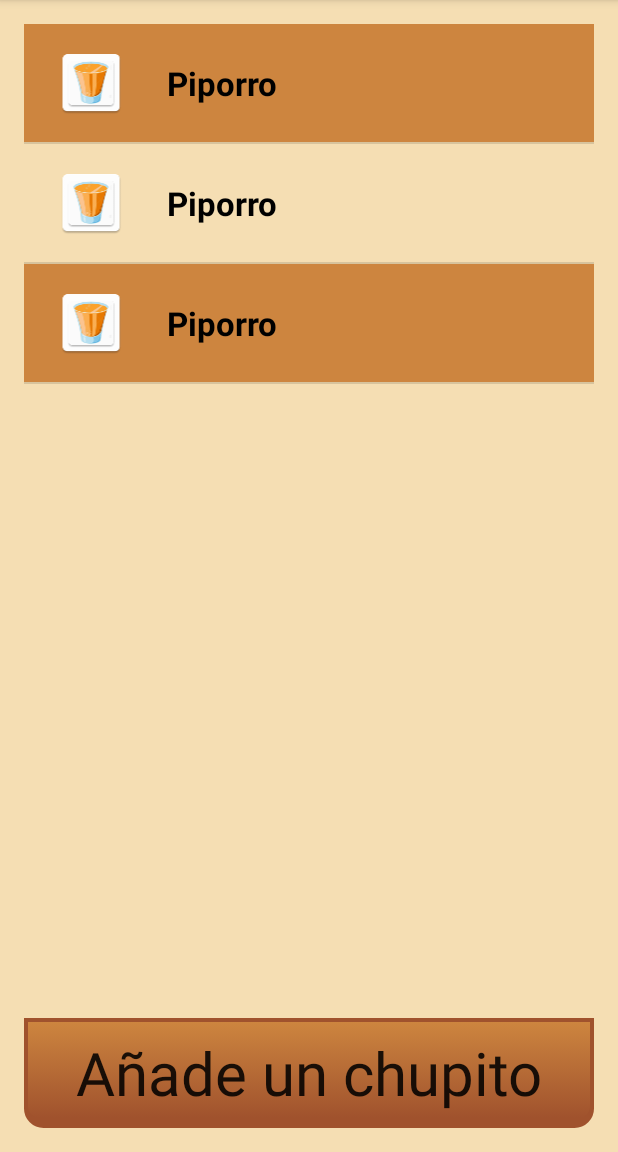
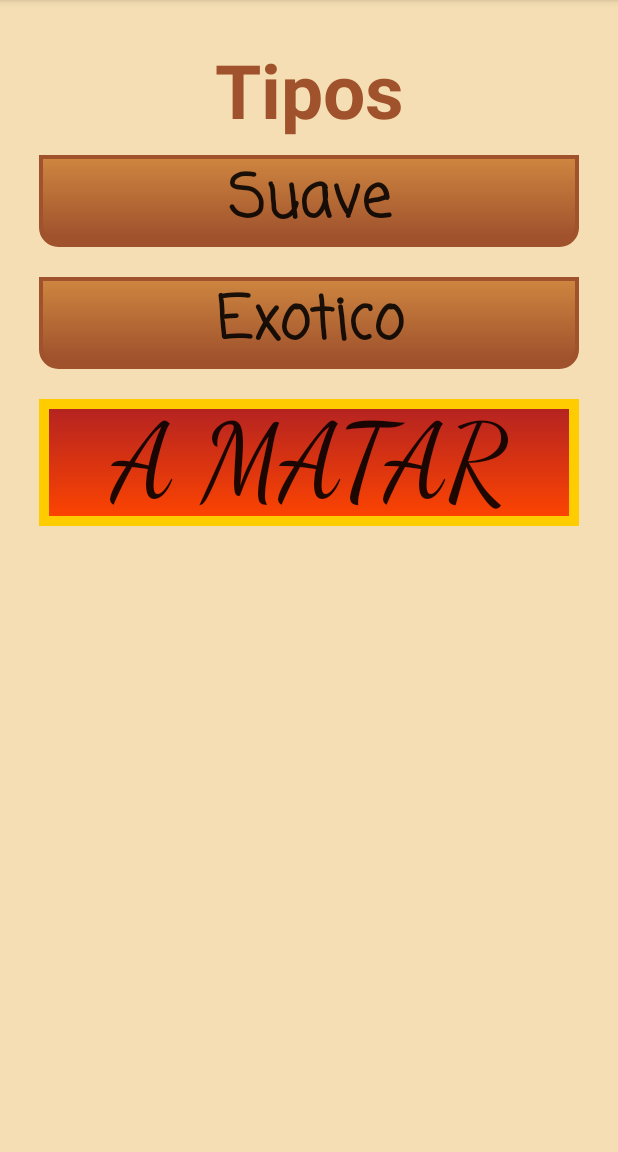
Before and after one commit to clichade/Chupitos, an Android app: the screen it shows after launch (Chupito_list_Activity before the commit, Inicio_Activity after it), on a phone screen of 412 x 824 dp, the part 84-1236 px from its top. Run offline under Robolectric (Android 15) with nearby library versions, the phone set to English and light mode, and no system bars.

Commit message:
Falta comentar y colgar

```diff
--- a/app/src/main/AndroidManifest.xml
+++ b/app/src/main/AndroidManifest.xml
@@ -8,12 +8,14 @@
         android:label="@string/app_name"
         android:supportsRtl="true"
         android:theme="@style/AppTheme">
-        <activity android:name=".Chupito_list_Activity">
+        <activity android:name=".Inicio_Activity">
             <intent-filter>
                 <action android:name="android.intent.action.MAIN" />
                 <category android:name="android.intent.category.LAUNCHER" />
             </intent-filter>
         </activity>
+        <activity android:name=".Chupito_Activity" android:label="Info"></activity>
+        <activity android:name=".Chupito_list_Activity"></activity>
     </application>
 
 </manifest>
--- a/app/src/main/java/com/example/trjano/chupitos/Chupito_list_Activity.java
+++ b/app/src/main/java/com/example/trjano/chupitos/Chupito_list_Activity.java
@@ -31,9 +31,14 @@ public class Chupito_list_Activity extends AppCompatActivity  {
         System.out.println("Llega hasta aqui");
 
         listChupitos = new ArrayList<>();
-        listChupitos.add(new Chupito("Piporro", Tipo.EXOTICO, "Chupito Normal, que no es ninguna locura", "Piperro", "Manifiesto comunista"));
-        listChupitos.add(new Chupito("Piporro", Tipo.EXOTICO, "Chupito Normal, que no es ninguna locura", "Piperro", "Manifiesto comunista"));
-        listChupitos.add(new Chupito("Piporro", Tipo.EXOTICO, "Chupito Normal, que no es ninguna locura", "Piperro", "Manifiesto comunista"));
+
+        listChupitos.add(new Chupito("Jagger", Tipo.EXOTICO,
+                "Chupito Normal, que no es ninguna locura", "Jagger", "Lima"));
+        listChupitos.add(new Chupito("BlueTropic", Tipo.EXOTICO,
+                "Este almenos sabe rico", "Trópico", "Azul"));
+        listChupitos.add(new Chupito("Absenta", Tipo.EXOTICO,
+                "Es absenta, este te lo conoces", "absenta", "SATÁN","REDES"));
+
         adapter = new Custom_Adapter(this, R.layout.row_listview, listChupitos);
         listView = (ListView) this.findViewById(R.id.lvList_chupito);
         btAnadir = (Button) this.findViewById(R.id.btAnadir);
--- /dev/null
+++ b/app/src/main/java/com/example/trjano/chupitos/Inicio_Activity.java
@@ -0,0 +1,106 @@
+package com.example.trjano.chupitos;
+
+import android.content.Intent;
+import android.os.PersistableBundle;
+import android.support.annotation.Nullable;
+import android.support.v4.app.Fragment;
+import android.os.Bundle;
+import android.support.v7.app.AppCompatActivity;
+import android.view.LayoutInflater;
+import android.view.View;
+import android.view.ViewGroup;
+import android.widget.Button;
+import android.widget.TextView;
+import android.widget.Toast;
+
+import java.util.ArrayList;
+
+/**
+ * Un fragment es digamos una sub activity (una activity dentro de otra), y se usa dentro de una acivity
+ */
+
+public class Inicio_Activity extends AppCompatActivity implements View.OnClickListener{
+
+    Button btSuave; Button btExotico; Button btA_Matar;
+    TextView tvTipos;
+    ArrayList<Chupito> listC;
+
+    @Override
+    public void onCreate(Bundle savedInstanceState) {
+        super.onCreate(savedInstanceState);
+        setContentView(R.layout.inicio_view);
+        listC = new ArrayList<>();
+
+        listC.add(new Chupito("Piporro", Tipo.EXOTICO, "Chupito Normal, que no es ninguna locura",
+                "Piperro", "Manifiesto comunista"));
+
+        listC.add(new Chupito("Piporro", Tipo.EXOTICO, "Chupito Normal, que no es ninguna locura",
+                "Piperro", "Manifiesto comunista"));
+
+        listC.add(new Chupito("Piporro", Tipo.EXOTICO, "Chupito Normal, que no es ninguna locura",
+                "Piperro", "Manifiesto comunista"));
+
+        btSuave = (Button) this.findViewById(R.id.btSuave);
+        btExotico = (Button) this.findViewById(R.id.btExotico);
+        btA_Matar = (Button) this.findViewById(R.id.btA_Matar) ;
+        tvTipos = (TextView) this.findViewById(R.id.tvTipos);
+
+
+        //set on click listener les permite a los botones reaccionar a los clicks
+        btSuave.setOnClickListener(this);
+        btExotico.setOnClickListener(this);
+        btA_Matar.setOnClickListener(this);
+    }
+
+
+
+
+
+    @Override
+    public void onClick(View v) {
+        Intent intent = new Intent(this,Chupito_Activity.class);
+        Bundle b = new Bundle();
+        Chupito chupito = listC.get(0);
+
+
+       switch (v.getId()){
+
+            case R.id.btSuave:
+
+                b.putString("ingredientes", chupito.getIngredientes());
+                b.putString("nombre", chupito.getNombre());
+                b.putString("descripcion",chupito.getDescripcion());
+                b.putInt("ivIcon",chupito.getIcon());
+                System.out.println("entra en suave");
+                intent.putExtras(b);
+                startActivity(intent);
+                break;
+
+            case R.id.btExotico:
+
+                chupito = listC.get(1);
+                b.putString("ingredientes", chupito.getIngredientes());
+                b.putString("nombre", chupito.getNombre());
+                b.putString("descripcion",chupito.getDescripcion());
+                b.putInt("ivIcon",chupito.getIcon());
+                intent.putExtras(b);
+                startActivity(intent);
+                break;
+
+            case R.id.btA_Matar:
+
+                chupito = listC.get(2);
+                b.putString("ingredientes", chupito.getIngredientes());
+                b.putString("nombre", chupito.getNombre());
+                b.putString("descripcion",chupito.getDescripcion());
+                b.putInt("ivIcon",chupito.getIcon());
+                System.out.println("entra en matar");
+                intent.putExtras(b);
+                startActivity(intent);
+                break;
+
+        }
+
+
+    }
+}
--- /dev/null
+++ b/app/src/main/res/layout/inicio_view.xml
@@ -0,0 +1,75 @@
+<?xml version="1.0" encoding="utf-8"?>
+<RelativeLayout xmlns:android="http://schemas.android.com/apk/res/android"
+    xmlns:tools="http://schemas.android.com/tools"
+    android:id="@+id/inicio_view"
+    android:layout_width="match_parent"
+    android:layout_height="match_parent"
+    android:paddingBottom="@dimen/activity_vertical_margin"
+    android:paddingLeft="@dimen/activity_horizontal_margin"
+    android:paddingRight="@dimen/activity_horizontal_margin"
+    android:paddingTop="@dimen/activity_vertical_margin"
+    android:background="@color/rustic"
+    >
+    <LinearLayout
+        android:layout_width="match_parent"
+        android:layout_height="match_parent"
+        android:orientation="vertical"
+        android:padding="10dp"
+        >
+
+
+        <TextView
+            android:layout_width="match_parent"
+            android:layout_height="wrap_content"
+            android:textAlignment="center"
+            android:id="@+id/tvTipos"
+            android:textStyle="bold"
+            android:textColor="@color/colorPrimaryDark"
+            android:textSize="50dp"
+            android:text="Tipos"
+            android:layout_marginBottom="10dp"/>
+
+
+
+        <Button
+            android:layout_width="match_parent"
+            android:layout_height="wrap_content"
+            android:id="@+id/btSuave"
+            android:text="Suave"
+            android:textSize="40dp"
+            android:fontFamily="casual"
+            android:background="@drawable/button_style"
+            android:textStyle="bold"
+            android:textAlignment="center"
+            android:layout_marginBottom="20dp"/>
+
+
+
+        <Button
+            android:id="@+id/btExotico"
+            android:layout_width="match_parent"
+            android:layout_height="wrap_content"
+            android:text="Exotico"
+            android:textSize="40dp"
+            android:fontFamily="casual"
+            android:background="@drawable/button_style"
+            android:textStyle="bold"
+            android:textAlignment="center"
+            android:layout_marginBottom="20dp"/>
+
+        <Button
+            android:id="@+id/btA_Matar"
+
+            android:layout_width="match_parent"
+            android:layout_height="wrap_content"
+            android:text="A MATAR"
+            android:textSize="70dp"
+            android:fontFamily="cursive"
+            android:background="@drawable/aggresive_style"
+            android:textAlignment="center"/>
+
+
+
+
+    </LinearLayout>
+</RelativeLayout>
```
Also changed, not shown: app/src/main/java/com/example/trjano/chupitos/Chupito_Activity.java (added, +42 -0 lines), app/src/main/res/layout/chupito_activity.xml (added, +58 -0 lines).
